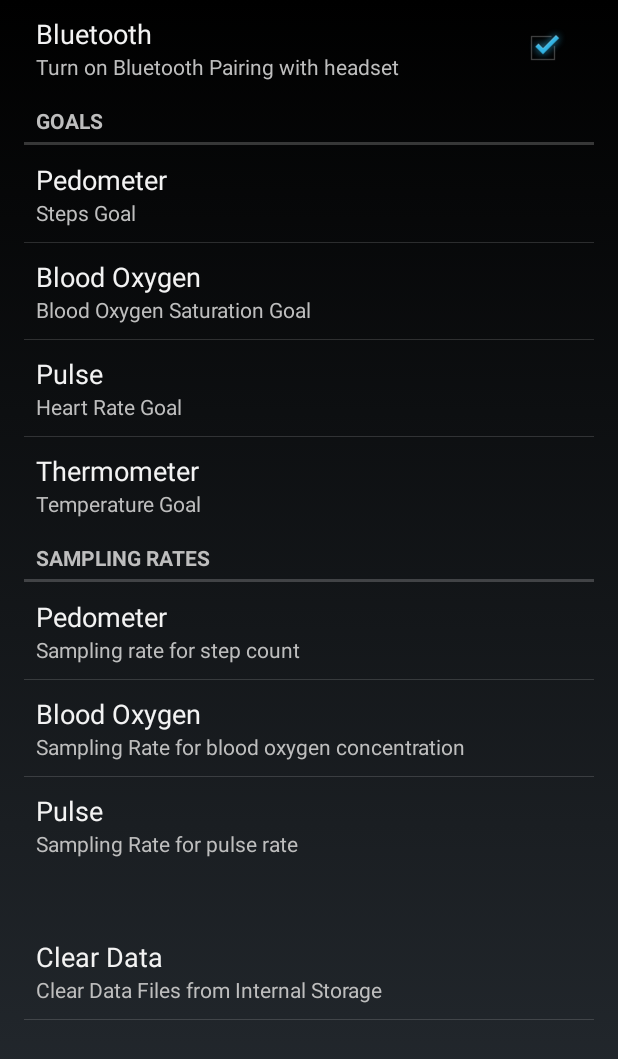
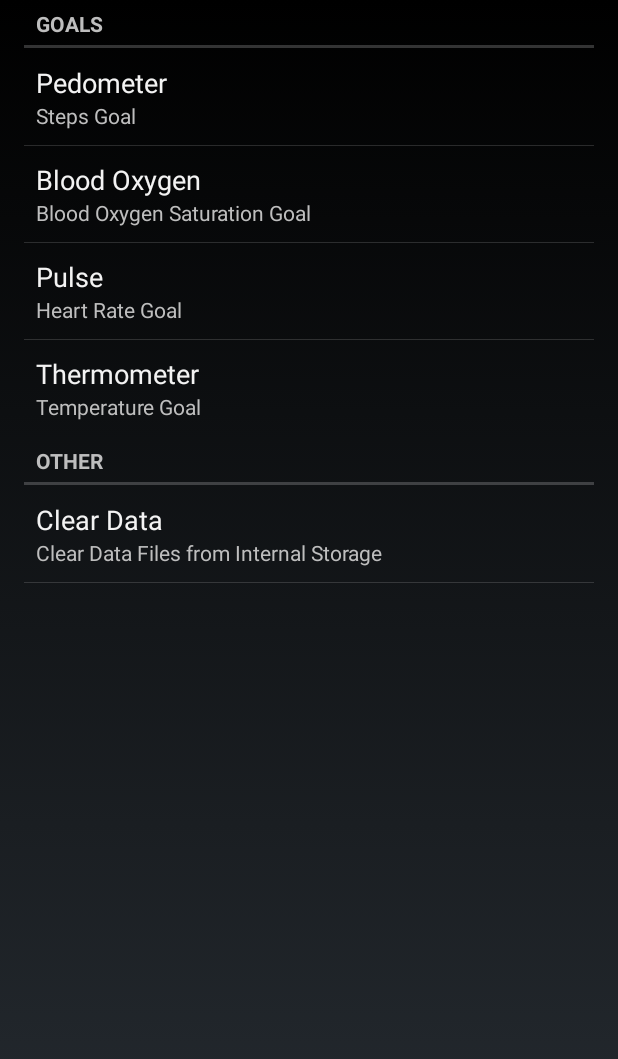
Before and after one commit to jauzeyimam/wearablehealthtracker, an Android app: the fragment SettingsFragment shown on its own in the app's theme, on a phone screen of 412 x 824 dp. Shown: the top 1059 px of the screen. Run offline under Robolectric (Android 15) with nearby library versions, the light colour scheme and no system bars.

Commit message:
Pedometer saving

```diff
--- a/app/src/main/java/ee364h/wearablehealthtracker/DeviceScanFragment.java
+++ b/app/src/main/java/ee364h/wearablehealthtracker/DeviceScanFragment.java
@@ -154,10 +154,10 @@ public class DeviceScanFragment extends Fragment{
 
     @Override
     public void onPause() {
-        super.onPause();
         scanLeDevice(false);
         mLeDeviceListAdapter.clear();
         getActivity().getActionBar().hide();
+        super.onPause();
     }
 
     @Override
@@ -211,7 +211,7 @@ public class DeviceScanFragment extends Fragment{
     public void onActivityResult(int requestCode, int resultCode, Intent data) {
         // User chose not to enable Bluetooth.
         if (requestCode == REQUEST_ENABLE_BT && resultCode == Activity.RESULT_CANCELED) {
-            getActivity().finish();
+            getActivity().onBackPressed();
             return;
         }
         super.onActivityResult(requestCode, resultCode, data);
--- a/app/src/main/java/ee364h/wearablehealthtracker/GraphFragment.java
+++ b/app/src/main/java/ee364h/wearablehealthtracker/GraphFragment.java
@@ -205,7 +205,7 @@ public class GraphFragment extends Fragment {
     }
 
     private void getDataFromFile(){
-        String filename = ((MainActivity) getActivity()).getDataFilename();
+        String filename = thisGraphType.getFilename();
         try {
             FileInputStream fis = getActivity().openFileInput(filename);
             InputStreamReader isr = new InputStreamReader(fis);
@@ -217,9 +217,7 @@ public class GraphFragment extends Fragment {
             while ((line = bufferedReader.readLine()) != null) {
                 sb.append(line);
                 values = line.split(" ");
-                if(thisGraphType != GraphType.PEDOMETER){
-                    series1Numbers.add(thisGraphType.getValueFromStringArray(values));
-                }
+                series1Numbers.add(thisGraphType.getValueFromStringArray(values));
                 times.add(Long.valueOf(values[0]));
                 numLines++;
             }
--- a/app/src/main/java/ee364h/wearablehealthtracker/SettingsFragment.java
+++ b/app/src/main/java/ee364h/wearablehealthtracker/SettingsFragment.java
@@ -18,7 +18,8 @@ public class SettingsFragment extends PreferenceFragment{
     	clear_data.setOnPreferenceClickListener(new Preference.OnPreferenceClickListener(){
     		@Override
     		public boolean onPreferenceClick(Preference preference){
-    			getActivity().deleteFile(((MainActivity)getActivity()).getDataFilename());
+    			getActivity().deleteFile(GraphType.PULSE.getFilename());
+    			getActivity().deleteFile(GraphType.PEDOMETER.getFilename());
     			return true;
     		}
     	});
--- a/app/src/main/res/xml/preferences.xml
+++ b/app/src/main/res/xml/preferences.xml
@@ -1,10 +1,10 @@
 <?xml version="1.0" encoding="utf-8"?>
 <PreferenceScreen xmlns:android="http://schemas.android.com/apk/res/android">
-    <CheckBoxPreference
+    <!-- <CheckBoxPreference
         android:key="pref_key_bluetooth"
         android:summary="@string/pref_summary_bluetooth"
         android:title="@string/pref_title_bluetooth"
-        android:defaultValue="true" />
+        android:defaultValue="true" /> -->
 
     <PreferenceCategory
         android:title="@string/pref_title_goals"
@@ -36,7 +36,7 @@
             android:defaultValue="37" />
     </PreferenceCategory>
 
-    <PreferenceCategory
+<!--     <PreferenceCategory
         android:title="@string/pref_title_sampling_rates"
         android:key="pref_key_sampling_rates_settings"
         android:summary="@string/pref_summary_sampling_rates" >
@@ -60,12 +60,11 @@
             android:entries="@array/pref_entries_sampling_rate_pulse"
             android:entryValues="@array/pref_entryValues_sampling_rate_pulse"
             android:defaultValue="500" />
-        <!--TODO: Choose which method is the best and add Temperature-->
-    </PreferenceCategory>
-    <PreferenceCategory>
-        android:title="Other"
+    </PreferenceCategory> -->
+    <PreferenceCategory
         android:key="pref_key_other_settings"
         android:summary="additional options"
+        android:title="Other">
         <Preference
             android:key="pref_key_clear_data"
             android:summary="Clear Data Files from Internal Storage"
```
Also changed, not shown: app/src/main/java/ee364h/wearablehealthtracker/GraphType.java (+12 -2 lines), app/src/main/java/ee364h/wearablehealthtracker/HomePageFragment.java (+15 -1 lines), app/src/main/java/ee364h/wearablehealthtracker/MainActivity.java (+24 -5 lines).
